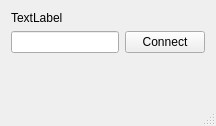
This is mainwindow.ui in Kooky089/network-stress-test as Qt 5 draws it before an edit. The edited form follows.
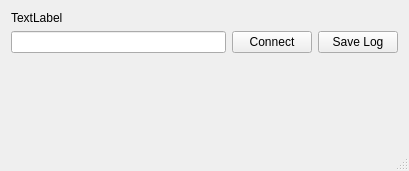
This is the edited form.

Patch:
```diff
--- a/mainwindow.ui
+++ b/mainwindow.ui
@@ -2,6 +2,14 @@
 <ui version="4.0">
  <class>MainWindow</class>
  <widget class="QMainWindow" name="MainWindow">
+  <property name="geometry">
+   <rect>
+    <x>0</x>
+    <y>0</y>
+    <width>409</width>
+    <height>171</height>
+   </rect>
+  </property>
   <property name="sizePolicy">
    <sizepolicy hsizetype="Preferred" vsizetype="Preferred">
     <horstretch>0</horstretch>
@@ -34,10 +42,24 @@
           </property>
          </widget>
         </item>
+        <item>
+         <widget class="QPushButton" name="pushButton_log">
+          <property name="text">
+           <string>Save Log</string>
+          </property>
+         </widget>
+        </item>
        </layout>
       </item>
      </layout>
     </item>
+    <item>
+     <widget class="QLabel" name="label_log">
+      <property name="text">
+       <string/>
+      </property>
+     </widget>
+    </item>
     <item>
      <spacer name="verticalSpacer">
       <property name="orientation">
```
Left out of the diff: 2 changed lines with no effect on the pictures.
